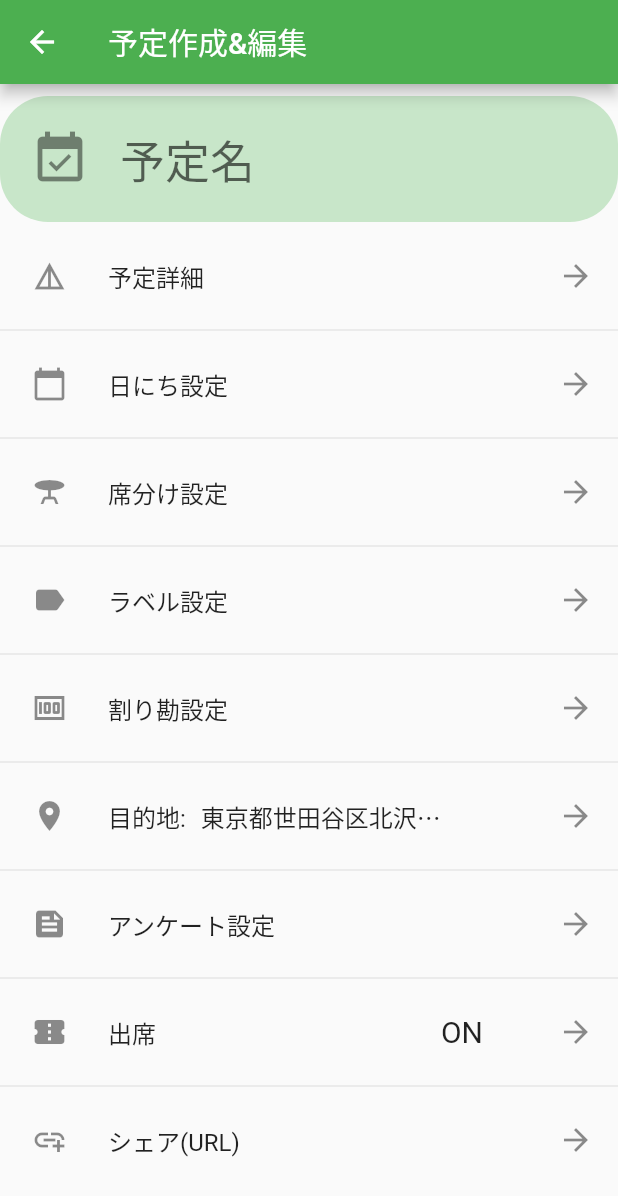
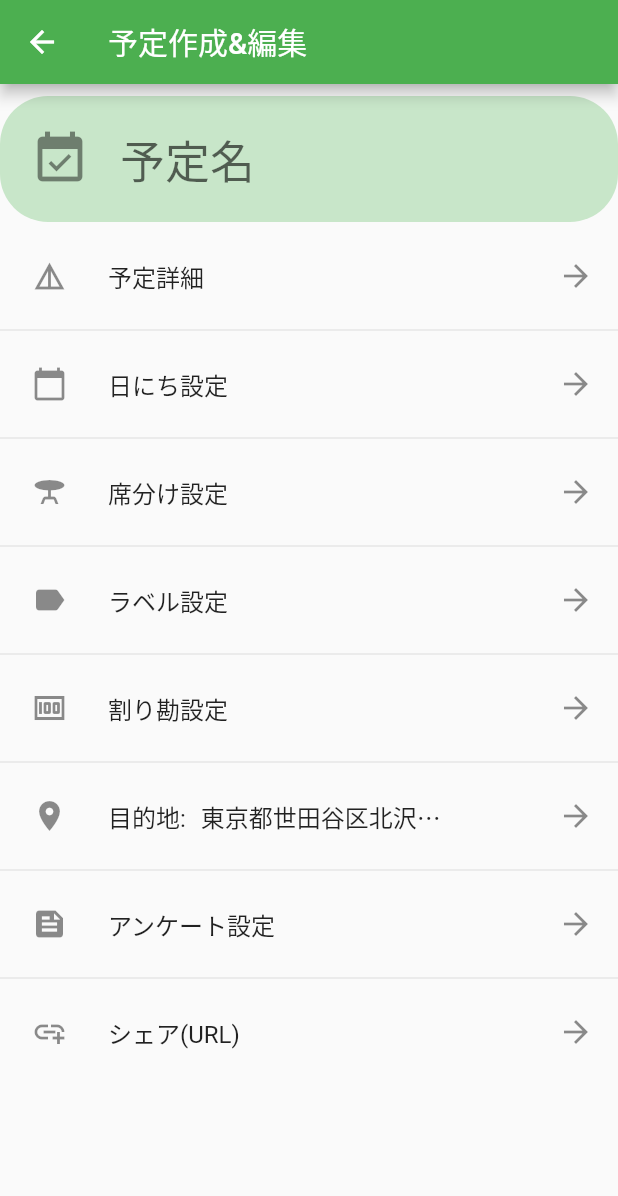
Before and after one commit to HarrisonOwl/schetify, a Flutter app: the ScheduleUpdatePage screen opened by its route, on a phone screen of 412 x 824 dp. Shown: the top 1196 px of the screen. Run offline on Flutter 3.47's test engine with Material 2 defaults, Android fonts, the phone set to English and light mode, and no system bars; our stand-ins replace dio, firebase_auth, firebase_core, flutter_hooks, flutter_svg, freezed_annotation and 8 more; missing offline and left inert: flutter_google_places, google_maps_webservice; accounts and stored records are empty.

Commit message:
出席設定の削除

```diff
--- a/lib/widget/page/schedule/common/schedule_update_page.dart
+++ b/lib/widget/page/schedule/common/schedule_update_page.dart
@@ -14,7 +14,6 @@ class ScheduleUpdatePage extends HookConsumerWidget {
     ScheduleUpdatePageUtil("割り勘設定", "cost", const Icon(Icons.money)),
     ScheduleUpdatePageUtil("目的地:", "/schedule/new/destination", const Icon(Icons.room),),
     ScheduleUpdatePageUtil("アンケート設定", "/schedule/new/questionnaire", const Icon(Icons.feed)),
-    ScheduleUpdatePageUtil("出席", "", const Icon(Icons.confirmation_num)),
     ScheduleUpdatePageUtil("シェア(URL)", "", const Icon(Icons.add_link)),
   ];
 
```
